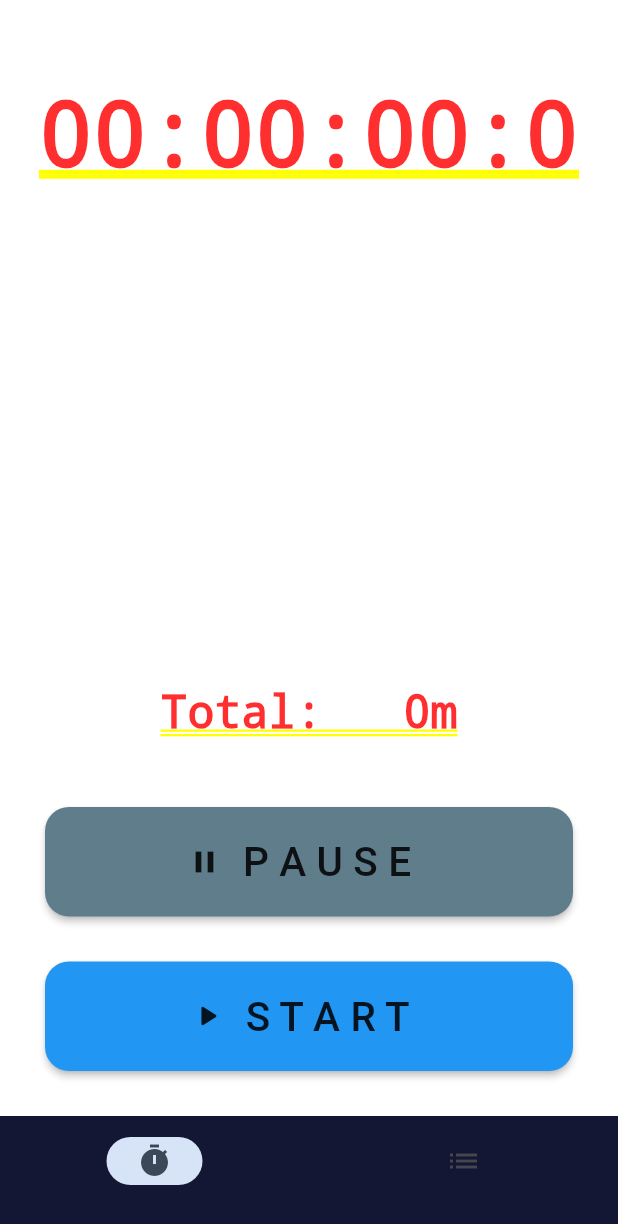
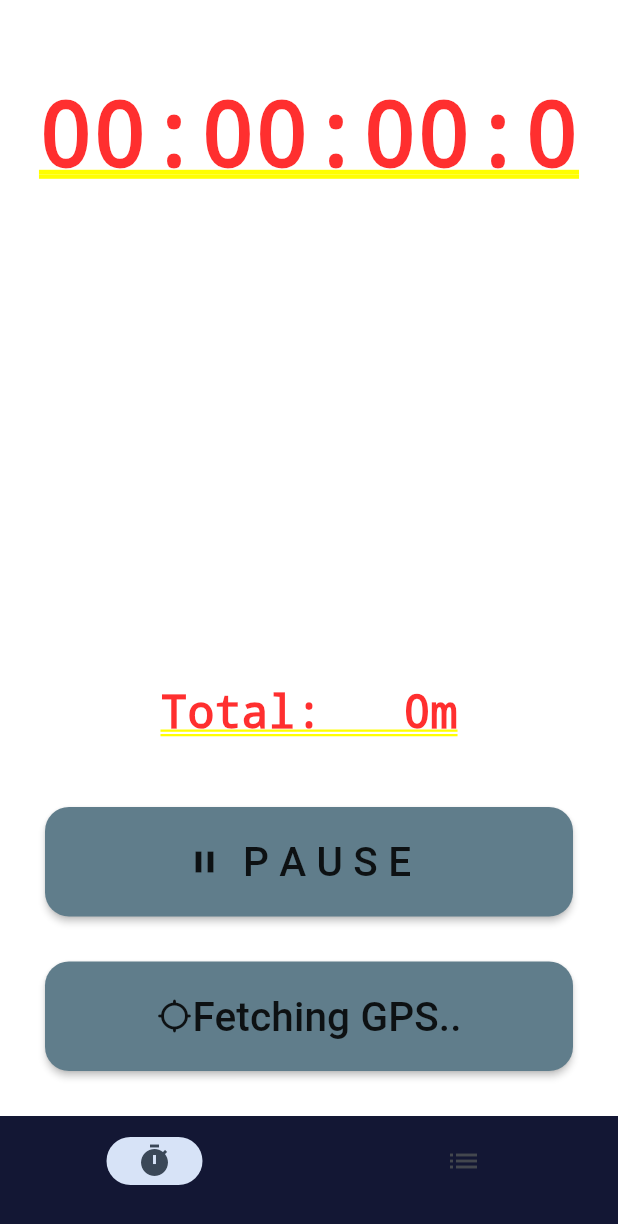
Before and after one commit to koloiyolo/fitness_app, a Flutter app: the TimerScaffold screen opened directly, after a tap on "P A U S E", on a phone screen of 412 x 824 dp. Shown: the top 1224 px of the screen. Run offline on Flutter 3.47's test engine with Material 2 defaults, Android fonts, the phone set to English and light mode, and no system bars; our stand-ins replace geolocator, hive, hive_flutter; accounts and stored records are empty.

Commit message:
fixed GPS issue

```diff
--- a/lib/screens/stopwatchtimer.dart
+++ b/lib/screens/stopwatchtimer.dart
@@ -33,7 +33,9 @@ class _StopWatchTimerPageState extends State<StopWatchTimerPage> {
   late Timer stopwatch;
   bool isStarted = false;
 
-  bool positionGranted = true;
+  bool positionGranted = false;
+  String positionGrantedString = 'Fetching GPS.';
+  Icon positionGrantedIcon = const Icon(Icons.gps_fixed_rounded);
   late Position lastPosition;
   List<Checkpoint> locationCheckpoints = [];
 
@@ -46,6 +48,34 @@ class _StopWatchTimerPageState extends State<StopWatchTimerPage> {
       currentPosition = position;
     }
   });
+
+  void waitForPosition(int  i) {
+
+      Timer(const Duration(milliseconds: 500), () {
+        setState(() {
+          positionGrantedIcon = (i % 2 == 0)
+          ? const Icon(Icons.gps_fixed_rounded)
+          : const Icon(Icons.gps_not_fixed_rounded);
+          positionGrantedString = (i==1 || i == 4|| i == 7) ? 'Fetching GPS..' :
+          (i==2 || i == 5 || i == 8) ? 'Fetching GPS.' : 'Fetching GPS...' ;
+          if(i-- == 0){
+            positionGranted = true;
+            return;
+          }else{
+            waitForPosition(i);
+          }
+        });
+      });
+
+
+  }
+
+
+  @override
+  void initState() {
+    waitForPosition(8);
+    super.initState();
+  }
 
   @override
   Widget build(BuildContext context) {
@@ -118,11 +148,14 @@ class _StopWatchTimerPageState extends State<StopWatchTimerPage> {
             shape: RoundedRectangleBorder(
               borderRadius: BorderRadius.circular(16),
             ),
-            color: (isStarted) ? Colors.red : Colors.blue,
-            onPressed: (isStarted) ? stopWatchStop : startStopWatch,
+            color: (!positionGranted) ? Colors.blueGrey: (isStarted) ? Colors.red : Colors.blue,
+            onPressed: (!positionGranted) ? (){} : (isStarted) ? stopWatchStop : startStopWatch,
             child: Row(
               mainAxisAlignment: MainAxisAlignment.center,
-              children: (isStarted) ? const [
+              children: (!positionGranted) ? [
+                positionGrantedIcon,
+                BuildText(text: positionGrantedString, size: 1.8)
+              ]:(isStarted) ? const [
                 Icon(Icons.stop),
                 BuildText(text: '  S T O P  ', size: 1.8)
               ] : const [
```
Also changed, not shown: 1 other file.
